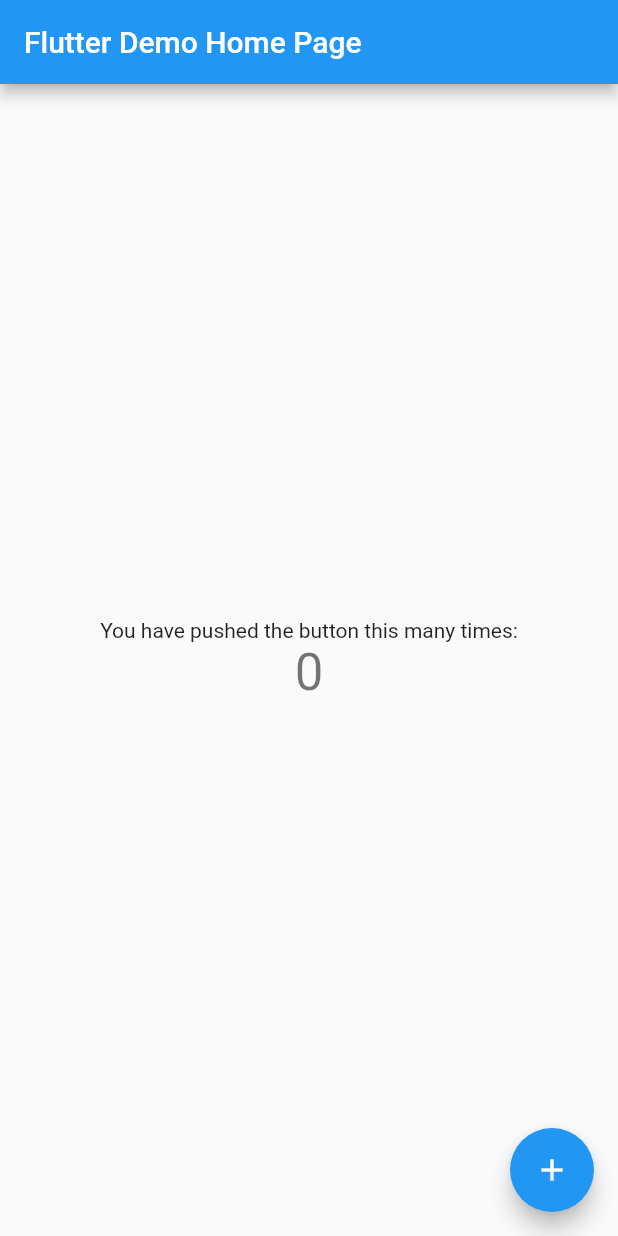
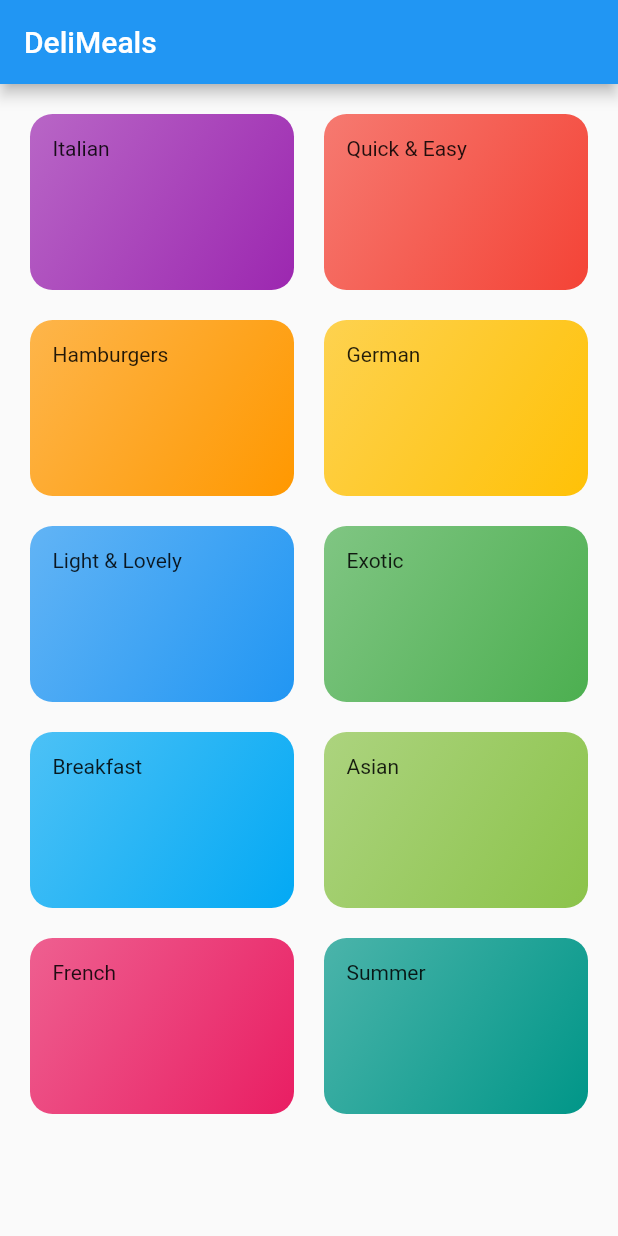
Before and after one commit to s17476/meals_app, a Flutter app: the screen it shows after launch, on a phone screen of 412 x 824 dp. Run offline on Flutter 3.47's test engine with Material 2 defaults, Android fonts, the phone set to English and light mode, and no system bars.

Commit message:
gridView setup

```diff
--- /dev/null
+++ b/lib/dummy_data.dart
@@ -0,0 +1,56 @@
+import 'package:flutter/material.dart';
+
+import './models/category.dart';
+
+const DUMMY_CATEGORIES = [
+  Category(
+    id: 'c1',
+    title: 'Italian',
+    color: Colors.purple,
+  ),
+  Category(
+    id: 'c2',
+    title: 'Quick & Easy',
+    color: Colors.red,
+  ),
+  Category(
+    id: 'c3',
+    title: 'Hamburgers',
+    color: Colors.orange,
+  ),
+  Category(
+    id: 'c4',
+    title: 'German',
+    color: Colors.amber,
+  ),
+  Category(
+    id: 'c5',
+    title: 'Light & Lovely',
+    color: Colors.blue,
+  ),
+  Category(
+    id: 'c6',
+    title: 'Exotic',
+    color: Colors.green,
+  ),
+  Category(
+    id: 'c7',
+    title: 'Breakfast',
+    color: Colors.lightBlue,
+  ),
+  Category(
+    id: 'c8',
+    title: 'Asian',
+    color: Colors.lightGreen,
+  ),
+  Category(
+    id: 'c9',
+    title: 'French',
+    color: Colors.pink,
+  ),
+  Category(
+    id: 'c10',
+    title: 'Summer',
+    color: Colors.teal,
+  ),
+];
--- a/lib/main.dart
+++ b/lib/main.dart
@@ -1,115 +1,22 @@
 import 'package:flutter/material.dart';
+import 'package:meals_app/screens/categories_screen.dart';
 
 void main() {
-  runApp(const MyApp());
+  runApp(const MealsApp());
 }
 
-class MyApp extends StatelessWidget {
-  const MyApp({Key? key}) : super(key: key);
+class MealsApp extends StatelessWidget {
+  const MealsApp({Key? key}) : super(key: key);
 
-  // This widget is the root of your application.
   @override
   Widget build(BuildContext context) {
     return MaterialApp(
-      title: 'Flutter Demo',
+      title: 'DeliMeals',
       theme: ThemeData(
-        // This is the theme of your application.
-        //
-        // Try running your application with "flutter run". You'll see the
-        // application has a blue toolbar. Then, without quitting the app, try
-        // changing the primarySwatch below to Colors.green and then invoke
-        // "hot reload" (press "r" in the console where you ran "flutter run",
-        // or simply save your changes to "hot reload" in a Flutter IDE).
-        // Notice that the counter didn't reset back to zero; the application
-        // is not restarted.
         primarySwatch: Colors.blue,
       ),
-      home: const MyHomePage(title: 'Flutter Demo Home Page'),
+      home: const CategoriesScreen(),
+      debugShowCheckedModeBanner: false,
     );
   }
 }
-
-class MyHomePage extends StatefulWidget {
-  const MyHomePage({Key? key, required this.title}) : super(key: key);
-
-  // This widget is the home page of your application. It is stateful, meaning
-  // that it has a State object (defined below) that contains fields that affect
-  // how it looks.
-
-  // This class is the configuration for the state. It holds the values (in this
-  // case the title) provided by the parent (in this case the App widget) and
-  // used by the build method of the State. Fields in a Widget subclass are
-  // always marked "final".
-
-  final String title;
-
-  @override
-  State<MyHomePage> createState() => _MyHomePageState();
-}
-
-class _MyHomePageState extends State<MyHomePage> {
-  int _counter = 0;
-
-  void _incrementCounter() {
-    setState(() {
-      // This call to setState tells the Flutter framework that something has
-      // changed in this State, which causes it to rerun the build method below
-      // so that the display can reflect the updated values. If we changed
-      // _counter without calling setState(), then the build method would not be
-      // called again, and so nothing would appear to happen.
-      _counter++;
-    });
-  }
-
-  @override
-  Widget build(BuildContext context) {
-    // This method is rerun every time setState is called, for instance as done
-    // by the _incrementCounter method above.
-    //
-    // The Flutter framework has been optimized to make rerunning build methods
-    // fast, so that you can just rebuild anything that needs updating rather
-    // than having to individually change instances of widgets.
-    return Scaffold(
-      appBar: AppBar(
-        // Here we take the value from the MyHomePage object that was created by
-        // the App.build method, and use it to set our appbar title.
-        title: Text(widget.title),
-      ),
-      body: Center(
-        // Center is a layout widget. It takes a single child and positions it
-        // in the middle of the parent.
-        child: Column(
-          // Column is also a layout widget. It takes a list of children and
-          // arranges them vertically. By default, it sizes itself to fit its
-          // children horizontally, and tries to be as tall as its parent.
-          //
-          // Invoke "debug painting" (press "p" in the console, choose the
-          // "Toggle Debug Paint" action from the Flutter Inspector in Android
-          // Studio, or the "Toggle Debug Paint" command in Visual Studio Code)
-          // to see the wireframe for each widget.
-          //
-          // Column has various properties to control how it sizes itself and
-          // how it positions its children. Here we use mainAxisAlignment to
-          // center the children vertically; the main axis here is the vertical
-          // axis because Columns are vertical (the cross axis would be
-          // horizontal).
-          mainAxisAlignment: MainAxisAlignment.center,
-          children: <Widget>[
-            const Text(
-              'You have pushed the button this many times:',
-            ),
-            Text(
-              '$_counter',
-              style: Theme.of(context).textTheme.headline4,
-            ),
-          ],
-        ),
-      ),
-      floatingActionButton: FloatingActionButton(
-        onPressed: _incrementCounter,
-        tooltip: 'Increment',
-        child: const Icon(Icons.add),
-      ), // This trailing comma makes auto-formatting nicer for build methods.
-    );
-  }
-}
--- /dev/null
+++ b/lib/models/category.dart
@@ -0,0 +1,13 @@
+import 'package:flutter/material.dart';
+
+class Category {
+  final String id;
+  final String title;
+  final Color color;
+
+  const Category({
+    required this.id,
+    required this.title,
+    this.color = Colors.orange,
+  });
+}
--- /dev/null
+++ b/lib/screens/categories_screen.dart
@@ -0,0 +1,35 @@
+import 'package:flutter/material.dart';
+
+import 'package:meals_app/dummy_data.dart';
+import 'package:meals_app/widgets/category_item.dart';
+
+class CategoriesScreen extends StatelessWidget {
+  const CategoriesScreen({Key? key}) : super(key: key);
+
+  @override
+  Widget build(BuildContext context) {
+    // print(DUMMY_CATEGORIES[0].title);
+    return Scaffold(
+      appBar: AppBar(
+        title: const Text('DeliMeals'),
+      ),
+      body: GridView(
+        padding: const EdgeInsets.all(20),
+        children: DUMMY_CATEGORIES
+            .map(
+              (catData) => CategoryItem(
+                title: catData.title,
+                color: catData.color,
+              ),
+            )
+            .toList(),
+        gridDelegate: const SliverGridDelegateWithMaxCrossAxisExtent(
+          maxCrossAxisExtent: 200,
+          childAspectRatio: 3 / 2,
+          crossAxisSpacing: 20,
+          mainAxisSpacing: 20,
+        ),
+      ),
+    );
+  }
+}
--- /dev/null
+++ b/lib/widgets/category_item.dart
@@ -0,0 +1,32 @@
+import 'package:flutter/material.dart';
+
+class CategoryItem extends StatelessWidget {
+  final String title;
+  final Color color;
+
+  const CategoryItem({
+    Key? key,
+    required this.title,
+    required this.color,
+  }) : super(key: key);
+
+  @override
+  Widget build(BuildContext context) {
+    return Container(
+      padding: const EdgeInsets.all(15),
+      child: Text(title),
+      decoration: BoxDecoration(
+        color: color,
+        gradient: LinearGradient(
+          colors: [
+            color.withOpacity(0.7),
+            color,
+          ],
+          begin: Alignment.topLeft,
+          end: Alignment.bottomRight,
+        ),
+        borderRadius: BorderRadius.circular(15),
+      ),
+    );
+  }
+}
```
Also changed, not shown: 1 other file.
